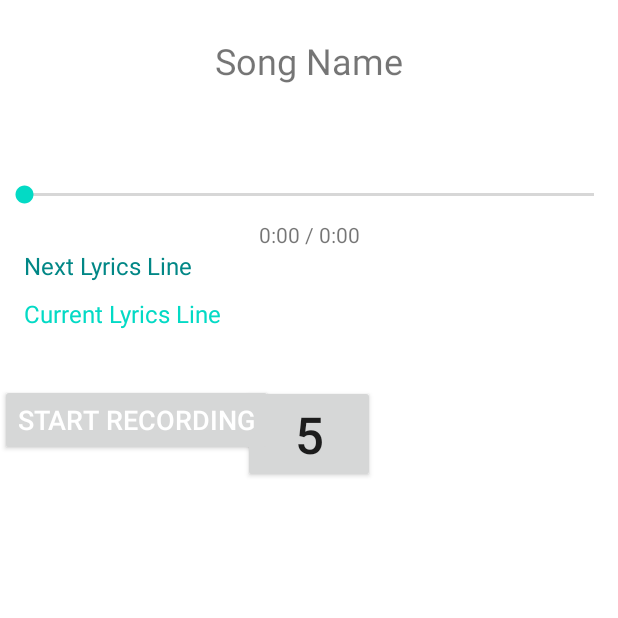
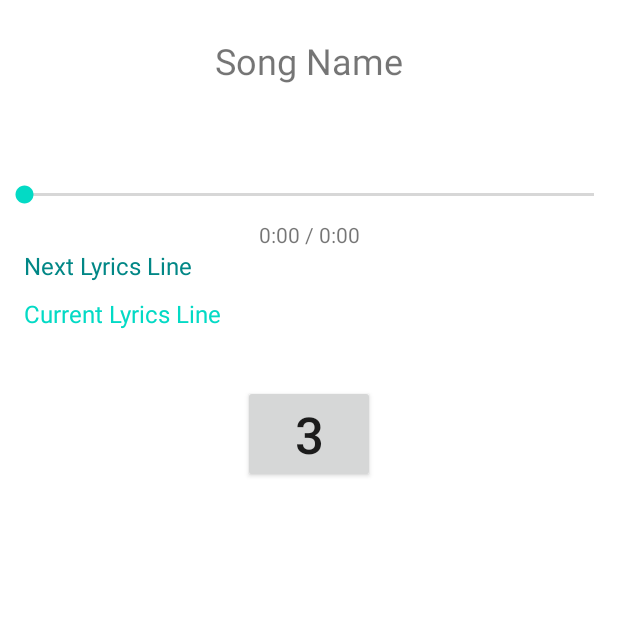
Before and after one commit to RobPeissig/KaraOK, an Android app: the LyricsDisplayActivity screen opened directly, with no data from a screen before it, on a phone screen of 412 x 824 dp, the top half of it. Run offline under Robolectric (Android 15) with nearby library versions, the phone set to English and light mode, and no system bars; our stand-ins replace Firebase (no records; nobody signed in at launch, a user with empty details on screens opened directly); 16 statements that could not run were skipped.

Commit message:
Bug Fixes

```diff
--- a/app/src/main/java/com/example/karaok/LiveEffectDemo.java
+++ b/app/src/main/java/com/example/karaok/LiveEffectDemo.java
@@ -16,8 +16,6 @@
 
 package com.example.karaok;
 
-import static android.content.ContentValues.TAG;
-
 import android.Manifest;
 import android.app.Activity;
 import android.content.Intent;
@@ -31,15 +29,12 @@ import android.os.Build;
 import android.os.Bundle;
 import android.os.CountDownTimer;
 import android.os.Handler;
-import android.provider.Settings;
 import android.util.Log;
 import android.view.MotionEvent;
 import android.view.View;
 import android.widget.AdapterView;
 import android.widget.Button;
 import android.widget.ImageView;
-import android.widget.RadioButton;
-import android.widget.RadioGroup;
 import android.widget.SeekBar;
 import android.widget.TextView;
 import android.widget.Toast;
@@ -52,10 +47,7 @@ import com.google.android.gms.tasks.OnFailureListener;
 import com.google.android.gms.tasks.OnSuccessListener;
 import com.google.firebase.storage.FirebaseStorage;
 import com.google.firebase.storage.StorageReference;
-import com.google.oboe.samples.audio_device.AudioDeviceListEntry;
 import com.google.oboe.samples.audio_device.AudioDeviceSpinner;
-
-import org.w3c.dom.Text;
 
 import java.nio.charset.StandardCharsets;
 import java.util.Locale;
@@ -88,7 +80,7 @@ public class LiveEffectDemo extends Activity
     private int mDuration;
     private VolumeMixer volumeMixer;
     private boolean curPlaying;
-    private Button recordButton;
+    private Button endEarly;
     String songName;
     @Override
     protected void onCreate(Bundle savedInstanceState) {
@@ -102,8 +94,7 @@ public class LiveEffectDemo extends Activity
         ld1 = findViewById(R.id.ld1);
         ld2 = findViewById(R.id.ld2);
         toggleEffectButton = findViewById(R.id.button_toggle_effect);
-        recordButton = findViewById(R.id.record_button);
-
+        endEarly = findViewById(R.id.endEarly);
         seekBar = findViewById(R.id.seekBar);
 
         mHandler.postDelayed(updateSeekBarRunnable, 1000);
@@ -139,26 +130,25 @@ public class LiveEffectDemo extends Activity
         });
 
 
-        recordButton.setOnClickListener(new View.OnClickListener() {
+        endEarly.setOnClickListener(new View.OnClickListener() {
             @Override
             public void onClick(View v) {
-                if (isRecording) {
-                    stopRecording();
-                } else {
-                    startRecording();
-                }
+                endScreen();
             }
         });
-        new CountDownTimer(5000, 1000) {
+        endEarly.setClickable(false);
+        endEarly.setVisibility(Button.INVISIBLE);
+        new CountDownTimer(3000, 1000) {
             public void onTick(long millisUntilFinished) {
                 long time = (millisUntilFinished / 1000) + 1;
                 toggleEffectButton.setText("" + time);
             }
-
             public void onFinish() {
                 toggleEffectButton.setClickable(true);
                 toggleEffectButton.performClick();
                 toggleEffectButton.setVisibility(View.INVISIBLE);
+                endEarly.setVisibility(View.VISIBLE);
+                endEarly.setClickable(true);
             }
         }.start();
         toggleEffectButton.setOnClickListener(new View.OnClickListener() {
@@ -296,14 +286,12 @@ public class LiveEffectDemo extends Activity
         } else {
             audioRecorder.startRecording();
             isRecording = true;
-            recordButton.setText(R.string.stop_recording);
         }
     }
 
     private void stopRecording() {
         audioRecorder.stopRecording();
         isRecording = false;
-        recordButton.setText(R.string.start_recording);
     }
     private void setSpinnersEnabled(boolean isEnabled){
         recordingDeviceSpinner.setEnabled(isEnabled);
--- a/app/src/main/res/layout-v21/activity_liveeffect_demo.xml
+++ b/app/src/main/res/layout-v21/activity_liveeffect_demo.xml
@@ -112,11 +112,11 @@
         app:layout_constraintTop_toBottomOf="@+id/button_toggle_effect" />
 
     <Button
-        android:id="@+id/record_button"
+        android:id="@+id/endEarly"
         android:layout_width="0dp"
         android:layout_height="wrap_content"
         android:layout_marginTop="8dp"
-        android:text="@string/start_recording"
+        android:text="@string/EndSongE"
         android:textColor="@color/white"
         android:textSize="18sp"
         app:layout_constraintHorizontal_chainStyle="packed"
--- a/app/src/main/res/values/strings.xml
+++ b/app/src/main/res/values/strings.xml
@@ -22,4 +22,5 @@
     <string name="sles">OpenSL ES</string>
     <string name="select">Select</string>
     <string name="cancel">Cancel</string>
+    <string name="EndSongE">End Song Early</string>
 </resources>
```
